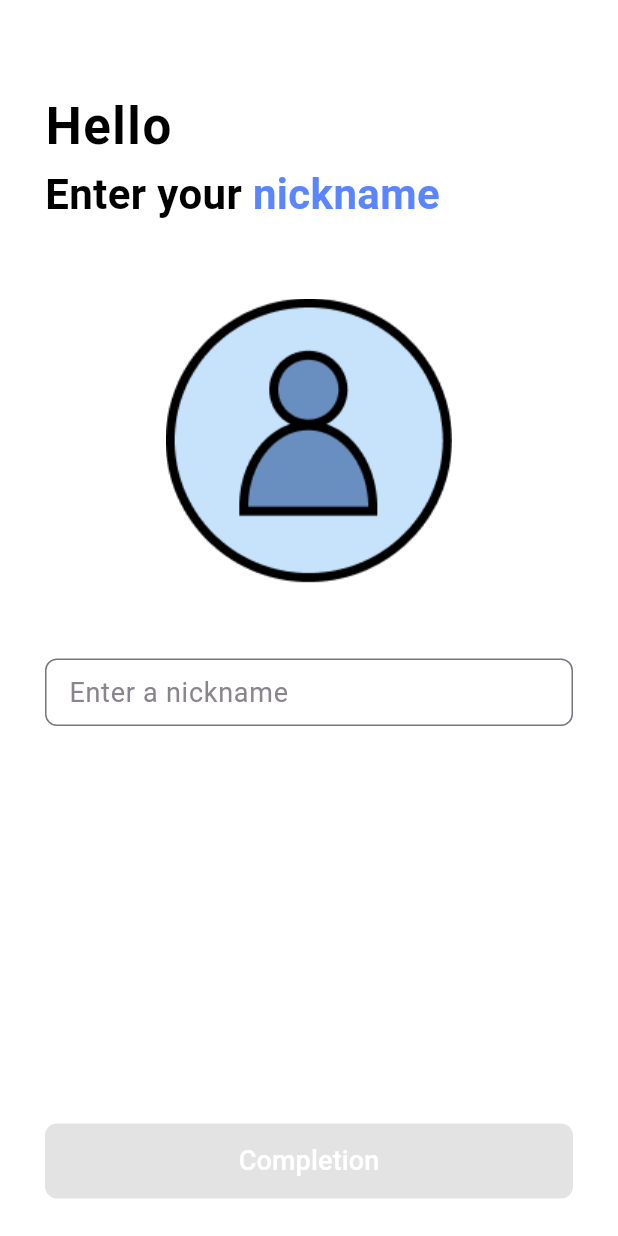
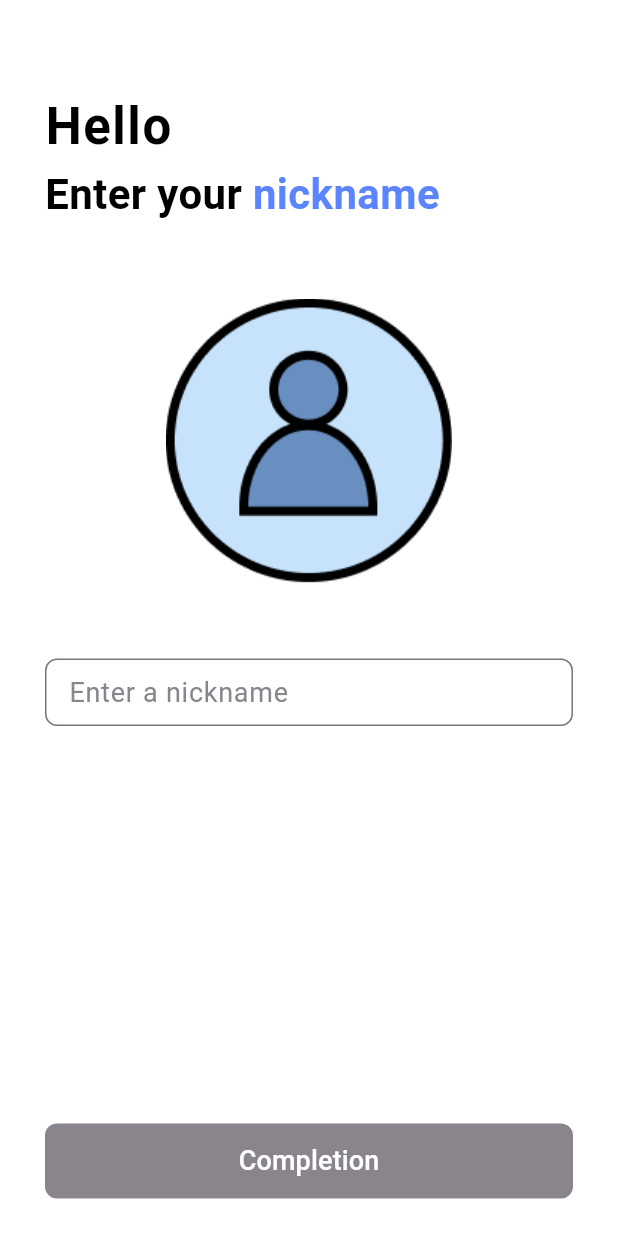
Before and after one commit to hamond12/escape-anchovy, a Flutter app: the UserNameScreen screen opened by its route, on a phone screen of 412 x 824 dp. Run offline on Flutter 3.47's test engine with Material 3 defaults, Android fonts, the phone set to English and light mode, and no system bars; our stand-ins replace flutter_secure_storage, flutter_svg; accounts and stored records are empty; generated files the repository leaves out were written again; Roboto replaces fonts that are missing (Pretendard).

Commit message:
style: 버튼 비활성화 상태일 때의 색 변경

```diff
--- a/lib/src/common/common_button.dart
+++ b/lib/src/common/common_button.dart
@@ -11,6 +11,7 @@ class CommonButton extends StatefulWidget {
       this.text = '',
       this.textColor,
       this.backgroundColor,
+      this.disabledBackgroundColor,
       this.borderColor});
 
   final double width;
@@ -18,6 +19,7 @@ class CommonButton extends StatefulWidget {
   final void Function()? onPressed;
   final String text;
   final Color? textColor;
+  final Color? disabledBackgroundColor;
   final Color? backgroundColor;
   final Color? borderColor;
 
@@ -38,6 +40,10 @@ class _CommonButtonState extends State<CommonButton> {
             surfaceTintColor: Colors.transparent,
             backgroundColor: widget.backgroundColor ??
                 (context.isLight ? LightModeColors.blue : DarkModeColors.blue),
+            disabledBackgroundColor: widget.disabledBackgroundColor ??
+                (context.isLight
+                    ? LightModeColors.dark3
+                    : DarkModeColors.dark3),
             shape: RoundedRectangleBorder(
               borderRadius: BorderRadius.circular(8.0),
               side: BorderSide(
--- a/lib/src/screen/splash/splash_controller.dart
+++ b/lib/src/screen/splash/splash_controller.dart
@@ -71,7 +71,7 @@ class SplashController with ChangeNotifier {
   Future<bool> isNameInput() async {
     final inputName = await storage.read(key: "inputName");
     if (inputName == "true") {
-      return true;
+      return false;
     } else {
       return false;
     }
```
